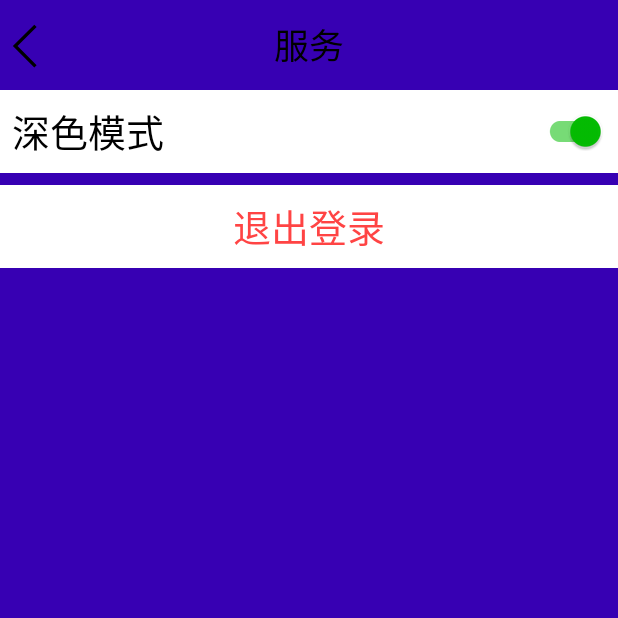
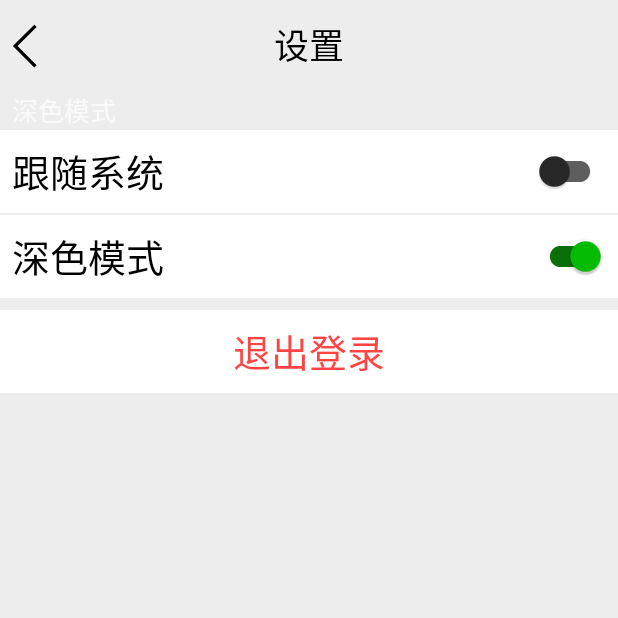
Before and after one commit to etoyz/AndroidLearn, an Android app: the SettingActivity screen opened directly, with no data from a screen before it, after a tap on an icon or button, on a phone screen of 412 x 824 dp, the top half of it. Run offline under Robolectric (Android 15) with nearby library versions, the phone set to English and light mode, and no system bars; 1 other tap on this screen came first.

Commit message:
dark mode use system api

```diff
--- a/LoginDemo/src/main/java/edu/ytu/logindemo/MyApplication.java
+++ b/LoginDemo/src/main/java/edu/ytu/logindemo/MyApplication.java
@@ -3,7 +3,7 @@ package edu.ytu.logindemo;
 import android.app.Application;
 import android.content.Context;
 import android.content.SharedPreferences;
-import android.os.Handler;
+import android.content.res.Configuration;
 import android.view.Gravity;
 import android.view.LayoutInflater;
 import android.view.View;
@@ -12,7 +12,7 @@ import android.widget.TextView;
 import android.widget.Toast;
 
 import androidx.annotation.LayoutRes;
-import androidx.annotation.StyleRes;
+import androidx.appcompat.app.AppCompatDelegate;
 
 import java.util.HashMap;
 import java.util.Map;
@@ -22,7 +22,7 @@ import java.util.regex.Pattern;
 public class MyApplication extends Application {
     private static Toast toast;
     private static SharedPreferences credentials;
-    private static SharedPreferences theme;
+    private static SharedPreferences preferenceTheme;
     private static Map<String, String> tmpUsers = new HashMap<>(); // 模拟数据库，存储用户账号
 
     @Override
@@ -30,7 +30,7 @@ public class MyApplication extends Application {
         super.onCreate();
         // 获取本地暂存的数据
         credentials = this.getSharedPreferences("CREDENTIALS", Context.MODE_PRIVATE);
-        theme = this.getSharedPreferences("THEME", Context.MODE_PRIVATE);
+        preferenceTheme = this.getSharedPreferences("THEME", Context.MODE_PRIVATE);
         // 临时创建两个可以登录的账号
         tmpUsers.put("11111111111", "111111");
         tmpUsers.put("22222222222", "222222");
@@ -90,11 +90,32 @@ public class MyApplication extends Application {
             return false;
     }
 
-    public void setTheme(@StyleRes int resId) {
-        theme.edit().putInt("resId", resId).apply();
+    public void setThemeDark(boolean dark_mode) {
+        preferenceTheme.edit().putBoolean("dark_mode", dark_mode).apply();
     }
 
-    public int getThemeRes() {
-        return theme.getInt("resId", R.style.Theme_Wechat);
+    public boolean isActivatedThemeDark() {
+        // 若不是跟随系统, 返回用户设置的主题
+        if (!isThemeFollowSystem()) {
+            return preferenceTheme.getBoolean("dark_mode", false);
+        } else { // 若跟随系统, 返回系统主题
+            boolean isDarkThemeOn =
+                    (getResources().getConfiguration().uiMode & Configuration.UI_MODE_NIGHT_MASK) == Configuration.UI_MODE_NIGHT_YES; // 设备是否开启暗夜模式
+            return isDarkThemeOn;
+        }
+    }
+
+    public void setThemeFollowSystem(boolean follow_system) {
+        preferenceTheme.edit().putBoolean("follow_system", follow_system).apply();
+    }
+
+    public boolean isThemeFollowSystem() {
+        return preferenceTheme.getBoolean("follow_system", true);
+    }
+
+    public void reloadTheme() {
+        AppCompatDelegate.setDefaultNightMode(
+                isActivatedThemeDark() ?
+                        AppCompatDelegate.MODE_NIGHT_YES : AppCompatDelegate.MODE_NIGHT_NO);
     }
 }
--- a/LoginDemo/src/main/java/edu/ytu/logindemo/SettingActivity.java
+++ b/LoginDemo/src/main/java/edu/ytu/logindemo/SettingActivity.java
@@ -24,7 +24,6 @@ public class SettingActivity extends AppCompatActivity {
     protected void onCreate(Bundle savedInstanceState) {
         super.onCreate(savedInstanceState);
         application = (MyApplication) getApplication();
-        setTheme(application.getThemeRes());
         setContentView(R.layout.activity_setting);
 
         // 退出登录按钮
@@ -59,16 +58,34 @@ public class SettingActivity extends AppCompatActivity {
         });
 
         // 深色模式
+        SwitchMaterial night_mode_follow_sys_switch = findViewById(R.id.night_mode_follow_sys);
         SwitchMaterial night_mode_switch = findViewById(R.id.night_mode);
-        night_mode_switch.setChecked(application.getThemeRes() == R.style.Theme_Wechat_Night);
+        night_mode_follow_sys_switch.setChecked(application.isThemeFollowSystem());
+        night_mode_switch.setChecked(application.isActivatedThemeDark());
+        night_mode_switch.setEnabled(!application.isThemeFollowSystem());
+
+        night_mode_follow_sys_switch.setOnClickListener(new View.OnClickListener() {
+            @Override
+            public void onClick(View v) {
+                if (night_mode_follow_sys_switch.isChecked()) {
+                    application.setThemeFollowSystem(true);
+                    night_mode_switch.setEnabled(false);
+                } else {
+                    application.setThemeFollowSystem(false);
+                    night_mode_switch.setEnabled(true);
+                }
+                application.reloadTheme();
+            }
+        });
         night_mode_switch.setOnClickListener(new View.OnClickListener() {
             @Override
             public void onClick(View v) {
-                if (night_mode_switch.isChecked())
-                    application.setTheme(R.style.Theme_Wechat_Night);
-                else
-                    application.setTheme(R.style.Theme_Wechat);
-                recreate();
+                if (night_mode_switch.isChecked()) {
+                    application.setThemeDark(true);
+                } else {
+                    application.setThemeDark(false);
+                }
+                application.reloadTheme();
             }
         });
 
--- a/LoginDemo/src/main/res/layout/activity_setting.xml
+++ b/LoginDemo/src/main/res/layout/activity_setting.xml
@@ -25,7 +25,7 @@
             android:layout_width="match_parent"
             android:layout_height="match_parent"
             android:gravity="center_vertical|center"
-            android:text="服务"
+            android:text="设置"
             android:textColor="@android:color/black"
             android:textSize="@dimen/toolbar_title_text_size"
             app:layout_constraintLeft_toLeftOf="parent"
@@ -33,9 +33,49 @@
             app:layout_constraintTop_toTopOf="parent" />
     </RelativeLayout>
 
+    <TextView
+        android:layout_width="wrap_content"
+        android:layout_height="wrap_content"
+        android:paddingStart="@dimen/padding_option"
+        android:paddingEnd="@dimen/padding_option"
+        android:text="深色模式"
+        android:textSize="@dimen/description_option" />
+
     <LinearLayout
         android:layout_width="match_parent"
         android:layout_height="wrap_content"
+        android:background="@color/white"
+        android:gravity="center_vertical"
+        android:minHeight="55dp"
+        android:orientation="horizontal">
+
+        <TextView
+            android:layout_width="wrap_content"
+            android:layout_height="wrap_content"
+            android:paddingStart="@dimen/padding_option"
+            android:paddingEnd="@dimen/padding_option"
+            android:text="跟随系统"
+            android:textColor="@color/black"
+            android:textSize="25sp" />
+
+        <TextView
+            android:layout_width="0dp"
+            android:layout_height="wrap_content"
+            android:layout_weight="1" />
+
+        <com.google.android.material.switchmaterial.SwitchMaterial
+            android:id="@+id/night_mode_follow_sys"
+            android:layout_width="wrap_content"
+            android:layout_height="wrap_content"
+            android:paddingStart="@dimen/padding_option"
+            android:paddingEnd="@dimen/padding_option"
+            android:theme="@style/SwitchTheme" />
+    </LinearLayout>
+
+    <LinearLayout
+        android:layout_width="match_parent"
+        android:layout_height="wrap_content"
+        android:layout_marginTop="1dp"
         android:background="@color/white"
         android:gravity="center_vertical"
         android:minHeight="55dp"
@@ -51,7 +91,7 @@
             android:textSize="25sp" />
 
         <TextView
-            android:layout_width="wrap_content"
+            android:layout_width="0dp"
             android:layout_height="wrap_content"
             android:layout_weight="1" />
 
@@ -61,8 +101,6 @@
             android:layout_height="wrap_content"
             android:paddingStart="@dimen/padding_option"
             android:paddingEnd="@dimen/padding_option"
-            android:textOff="OFF"
-            android:textOn="ON"
             android:theme="@style/SwitchTheme" />
     </LinearLayout>
 
--- a/LoginDemo/src/main/res/values/dimens.xml
+++ b/LoginDemo/src/main/res/values/dimens.xml
@@ -14,4 +14,5 @@
     <dimen name="service_text_size">16sp</dimen>
     <dimen name="padding_option">8dp</dimen>
     <dimen name="margin_func_divide">8dp</dimen>
+    <dimen name="description_option">17sp</dimen>
 </resources>
--- a/LoginDemo/src/main/res/values/themes.xml
+++ b/LoginDemo/src/main/res/values/themes.xml
@@ -46,7 +46,7 @@
     </style>
 
     <style name="Theme.Wechat.Settings">
-        <item name="colorPrimary">@color/black</item>
+        <item name="colorPrimary">@color/gray</item>
         <item name="windowNoTitle">true</item>
     </style>
 
```
